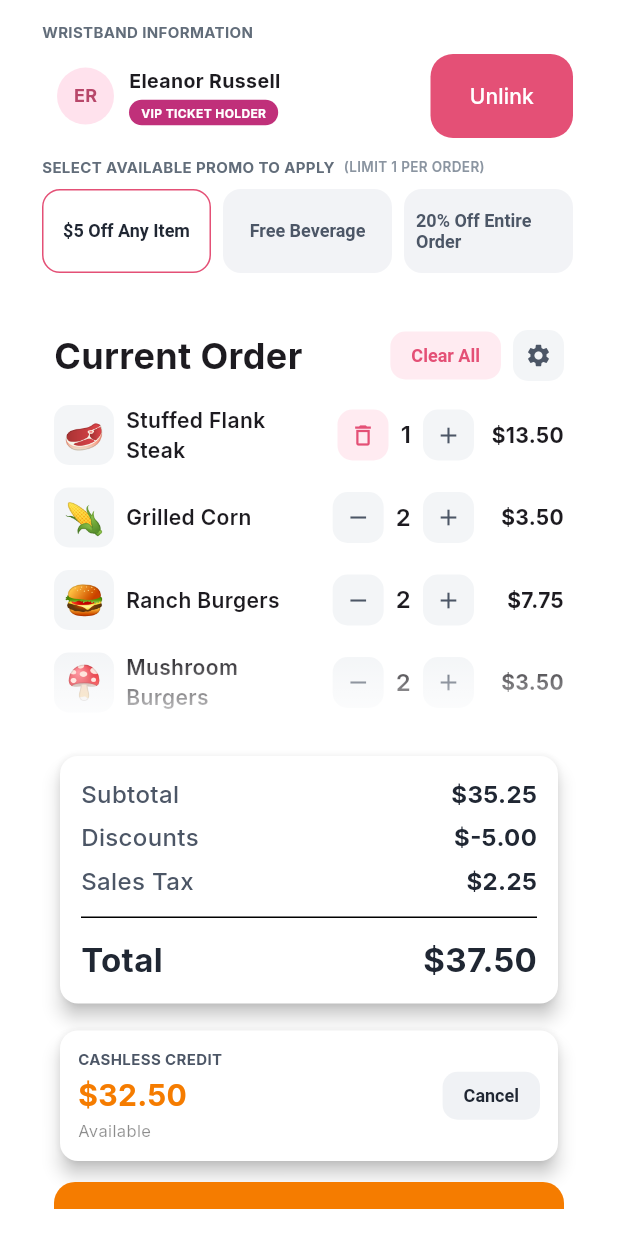
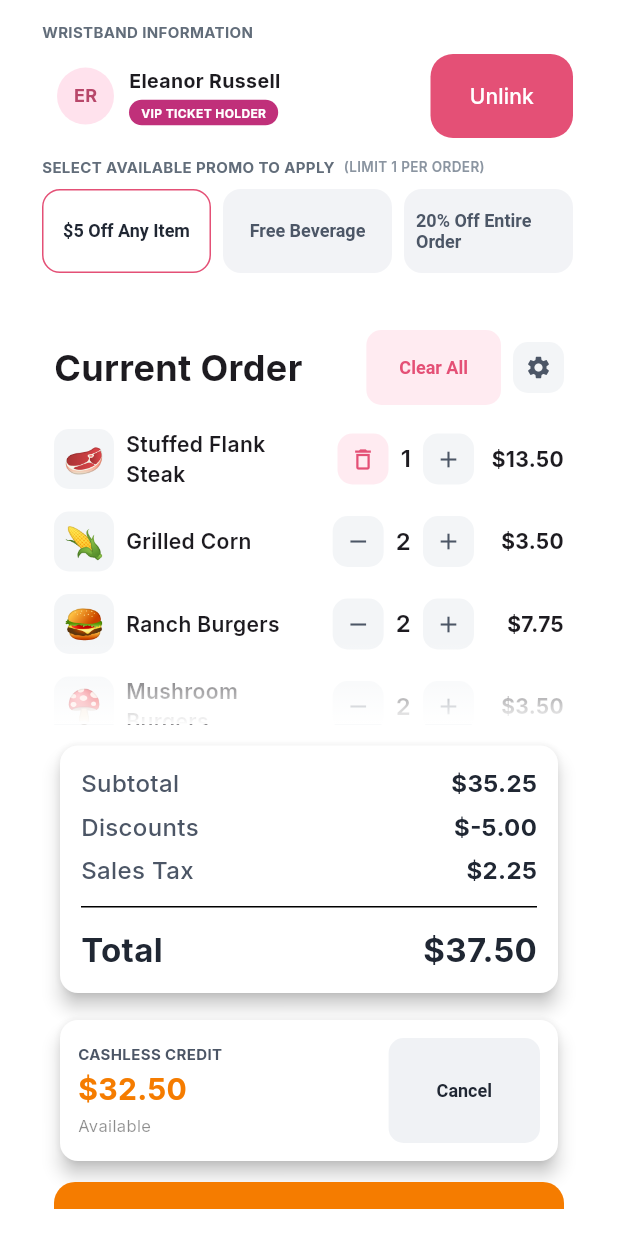
Before and after one commit to SignsMatt/pointofsale_layout, a Flutter app: the screen it shows after launch, scrolled down 576 dp, on a phone screen of 412 x 824 dp. Run offline on Flutter 3.47's test engine with Material 3 defaults, Android fonts, the phone set to English and light mode, and no system bars; our stand-ins replace google_fonts.

Commit message:
Simplify icon buttons

```diff
--- a/lib/sections/current_order_panel.dart
+++ b/lib/sections/current_order_panel.dart
@@ -1,7 +1,6 @@
 import 'package:flutter/material.dart';
 import 'package:pointofsale_layout/models/order_item.dart';
 import 'package:pointofsale_layout/sections/widgets/cashless_credit_card.dart';
-import 'package:pointofsale_layout/sections/widgets/circle_icon_button.dart';
 import 'package:pointofsale_layout/sections/widgets/order_line.dart';
 import 'package:pointofsale_layout/sections/widgets/order_list_fade.dart';
 import 'package:pointofsale_layout/sections/widgets/tag_button_styles.dart';
@@ -36,9 +35,12 @@ class CurrentOrderPanel extends StatelessWidget {
                 TextButton(
                   style: dangerTagButtonStyle,
                   onPressed: () {},
-                  child: const Text('Clear All'),
+                  child: Padding(
+                    padding: const EdgeInsets.all(10.0),
+                    child: const Text('Clear All'),
+                  ),
                 ),
-                CircleIconButton(icon: Icons.settings, onPressed: () {}),
+                IconButton(onPressed: () {}, icon: const Icon(Icons.settings)),
               ],
             ),
             Expanded(
--- a/lib/sections/widgets/cashless_credit_card.dart
+++ b/lib/sections/widgets/cashless_credit_card.dart
@@ -44,7 +44,10 @@ class CashlessCreditCard extends StatelessWidget {
             TextButton(
               style: tagButtonStyle,
               onPressed: () {},
-              child: const Text('Cancel'),
+              child: Padding(
+                padding: const EdgeInsets.all(20.0),
+                child: const Text('Cancel'),
+              ),
             ),
           ],
         ),
--- a/lib/sections/widgets/circle_icon_button.dart
+++ /dev/null
@@ -1,34 +0,0 @@
-import 'package:flutter/material.dart';
-import 'package:pointofsale_layout/theme/app_colors.dart';
-
-class CircleIconButton extends StatelessWidget {
-  const CircleIconButton({
-    super.key,
-    required this.icon,
-    required this.onPressed,
-    this.foregroundColor = AppColors.inkMuted,
-    this.backgroundColor = AppColors.neutralSurface,
-  });
-
-  final IconData icon;
-  final VoidCallback onPressed;
-  final Color foregroundColor;
-  final Color backgroundColor;
-
-  @override
-  Widget build(BuildContext context) {
-    return SizedBox(
-      width: 34,
-      height: 34,
-      child: Material(
-        color: backgroundColor,
-        borderRadius: BorderRadius.circular(10),
-        child: InkWell(
-          onTap: onPressed,
-          borderRadius: BorderRadius.circular(10),
-          child: Icon(icon, size: 18, color: foregroundColor),
-        ),
-      ),
-    );
-  }
-}
--- a/lib/sections/widgets/order_line.dart
+++ b/lib/sections/widgets/order_line.dart
@@ -1,7 +1,11 @@
 import 'package:flutter/material.dart';
-import 'package:pointofsale_layout/sections/widgets/circle_icon_button.dart';
 import 'package:pointofsale_layout/models/order_item.dart';
 import 'package:pointofsale_layout/theme/app_colors.dart';
+
+final _dangerIconButtonStyle = IconButton.styleFrom(
+  backgroundColor: AppColors.dangerSurface,
+  foregroundColor: AppColors.danger,
+);
 
 class OrderLine extends StatelessWidget {
   const OrderLine({super.key, required this.item});
@@ -31,26 +35,18 @@ class OrderLine extends StatelessWidget {
             style: const TextStyle(fontWeight: FontWeight.w600),
           ),
         ),
-        CircleIconButton(
-          icon: item.destructiveControl ? Icons.delete_outline : Icons.remove,
+        IconButton(
           onPressed: () {},
-          foregroundColor: item.destructiveControl
-              ? AppColors.danger
-              : AppColors.inkMuted,
-          backgroundColor: item.destructiveControl
-              ? AppColors.dangerSurface
-              : AppColors.neutralSurface,
+          style: item.destructiveControl ? _dangerIconButtonStyle : null,
+          icon: Icon(
+            item.destructiveControl ? Icons.delete_outline : Icons.remove,
+          ),
         ),
         Text(
           item.quantity.toString(),
           style: const TextStyle(fontWeight: FontWeight.w600, fontSize: 16),
         ),
-        CircleIconButton(
-          icon: Icons.add,
-          onPressed: () {},
-          foregroundColor: AppColors.inkMuted,
-          backgroundColor: AppColors.neutralSurface,
-        ),
+        IconButton(onPressed: () {}, icon: const Icon(Icons.add)),
         SizedBox(
           width: 52,
           child: Text(
--- a/lib/sections/widgets/tag_button_styles.dart
+++ b/lib/sections/widgets/tag_button_styles.dart
@@ -4,9 +4,6 @@ import 'package:pointofsale_layout/theme/app_colors.dart';
 final tagButtonStyle = TextButton.styleFrom(
   backgroundColor: AppColors.subduedSurface,
   foregroundColor: AppColors.inkStrong,
-  padding: const EdgeInsets.symmetric(horizontal: 14, vertical: 9),
-  minimumSize: Size.zero,
-  tapTargetSize: MaterialTapTargetSize.shrinkWrap,
   textStyle: const TextStyle(fontWeight: FontWeight.w600, fontSize: 12),
   shape: RoundedRectangleBorder(borderRadius: BorderRadius.circular(10)),
 );
--- a/lib/theme/app_theme.dart
+++ b/lib/theme/app_theme.dart
@@ -42,6 +42,20 @@ class AppTheme {
           ),
         ),
       ),
+      iconButtonTheme: IconButtonThemeData(
+        style: IconButton.styleFrom(
+          backgroundColor: AppColors.neutralSurface,
+          foregroundColor: AppColors.inkMuted,
+          fixedSize: const Size.square(34),
+          minimumSize: const Size.square(34),
+          padding: EdgeInsets.zero,
+          tapTargetSize: MaterialTapTargetSize.shrinkWrap,
+          iconSize: 18,
+          shape: RoundedRectangleBorder(
+            borderRadius: BorderRadius.circular(10),
+          ),
+        ),
+      ),
     );
   }
 }
```
